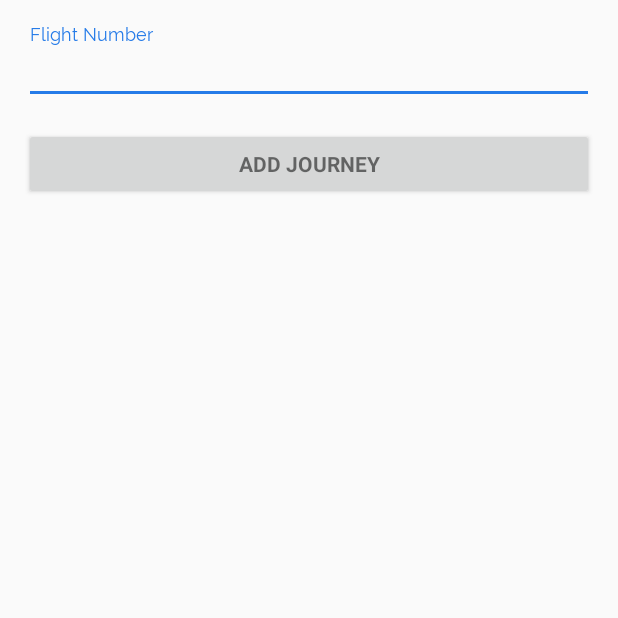
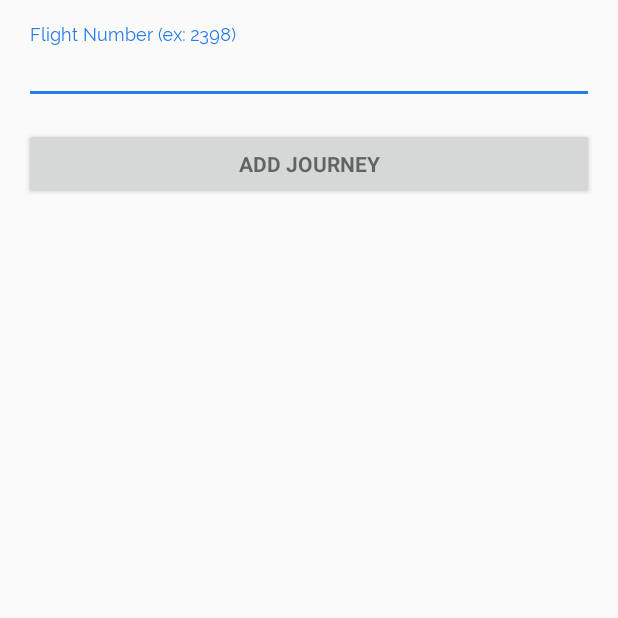
Before and after one commit to nikitarajput/AirPal, an Android app: the AddJourneyActivity screen opened directly, with no data from a screen before it, on a phone screen of 412 x 824 dp, the top half of it. Run offline under Robolectric (Android 15) with nearby library versions, the phone set to English and light mode, and no system bars; our stand-ins replace Volley.

Commit message:
Added better UX

```diff
--- a/app/src/main/res/layout/activity_add_journey.xml
+++ b/app/src/main/res/layout/activity_add_journey.xml
@@ -38,7 +38,7 @@
                     android:id="@+id/flightNumber"
                     android:layout_width="match_parent"
                     android:layout_height="wrap_content"
-                    android:hint="Flight Number"
+                    android:hint="Flight Number (ex: 2398)"
                     android:inputType="textEmailAddress"
                     android:maxLines="1"
                     android:singleLine="true" />
```
